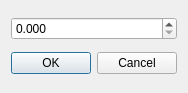
This is ui_templates/bc_edit.ui in o-murphy/archer_ballistics_constructor as Qt 5 draws it before an edit. The edited form follows.
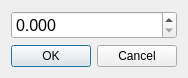
This is the edited form.

The edit to the form file:
```diff
--- a/ui_templates/bc_edit.ui
+++ b/ui_templates/bc_edit.ui
@@ -7,9 +7,15 @@
     <x>0</x>
     <y>0</y>
     <width>174</width>
-    <height>93</height>
+    <height>77</height>
    </rect>
   </property>
+  <property name="maximumSize">
+   <size>
+    <width>174</width>
+    <height>77</height>
+   </size>
+  </property>
   <property name="windowTitle">
    <string>BC Edit</string>
   </property>
@@ -29,6 +35,17 @@
    </item>
    <item row="0" column="0">
     <widget class="QDoubleSpinBox" name="doubleSpinBox">
+     <property name="sizePolicy">
+      <sizepolicy hsizetype="Minimum" vsizetype="Preferred">
+       <horstretch>0</horstretch>
+       <verstretch>0</verstretch>
+      </sizepolicy>
+     </property>
+     <property name="font">
+      <font>
+       <pointsize>12</pointsize>
+      </font>
+     </property>
      <property name="decimals">
       <number>3</number>
      </property>
```
